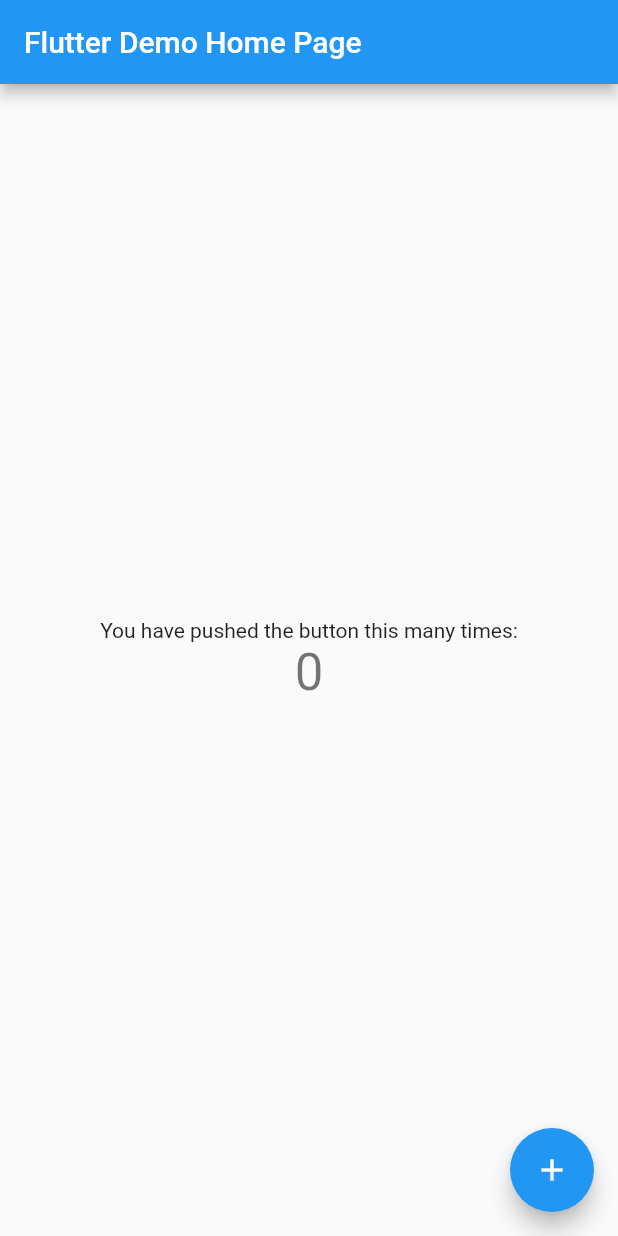
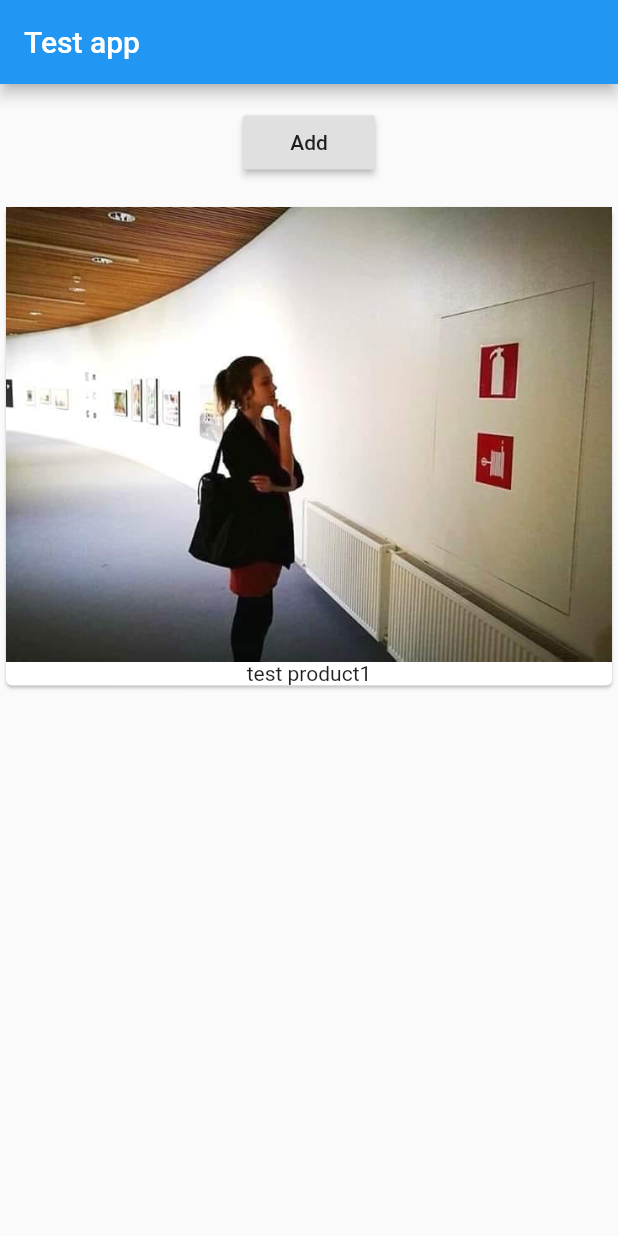
Before and after one commit to ivominic/fluttertest, a Flutter app: the screen it shows after launch, on a phone screen of 412 x 824 dp. Run offline on Flutter 3.47's test engine with Material 2 defaults, Android fonts, the phone set to English and light mode, and no system bars.

Commit message:
dodavanje itema u niz
Dodavanje itema niza i njihov prikaz kroz stateful i stateles widgete.
Obrađen dio sa State-om

```diff
--- a/lib/main.dart
+++ b/lib/main.dart
@@ -1,111 +1,20 @@
 import 'package:flutter/material.dart';
 
-void main() => runApp(MyApp());
+import './product_manager.dart';
+
+void main() {
+  runApp(MyApp());
+}
 
 class MyApp extends StatelessWidget {
-  // This widget is the root of your application.
   @override
   Widget build(BuildContext context) {
     return MaterialApp(
-      title: 'Flutter Demo',
-      theme: ThemeData(
-        // This is the theme of your application.
-        //
-        // Try running your application with "flutter run". You'll see the
-        // application has a blue toolbar. Then, without quitting the app, try
-        // changing the primarySwatch below to Colors.green and then invoke
-        // "hot reload" (press "r" in the console where you ran "flutter run",
-        // or simply save your changes to "hot reload" in a Flutter IDE).
-        // Notice that the counter didn't reset back to zero; the application
-        // is not restarted.
-        primarySwatch: Colors.blue,
-      ),
-      home: MyHomePage(title: 'Flutter Demo Home Page'),
+      home: Scaffold(
+          appBar: AppBar(
+            title: Text('Test app'),
+          ),
+          body: ProductManager('test product1')),
     );
   }
 }
-
-class MyHomePage extends StatefulWidget {
-  MyHomePage({Key key, this.title}) : super(key: key);
-
-  // This widget is the home page of your application. It is stateful, meaning
-  // that it has a State object (defined below) that contains fields that affect
-  // how it looks.
-
-  // This class is the configuration for the state. It holds the values (in this
-  // case the title) provided by the parent (in this case the App widget) and
-  // used by the build method of the State. Fields in a Widget subclass are
-  // always marked "final".
-
-  final String title;
-
-  @override
-  _MyHomePageState createState() => _MyHomePageState();
-}
-
-class _MyHomePageState extends State<MyHomePage> {
-  int _counter = 0;
-
-  void _incrementCounter() {
-    setState(() {
-      // This call to setState tells the Flutter framework that something has
-      // changed in this State, which causes it to rerun the build method below
-      // so that the display can reflect the updated values. If we changed
-      // _counter without calling setState(), then the build method would not be
-      // called again, and so nothing would appear to happen.
-      _counter++;
-    });
-  }
-
-  @override
-  Widget build(BuildContext context) {
-    // This method is rerun every time setState is called, for instance as done
-    // by the _incrementCounter method above.
-    //
-    // The Flutter framework has been optimized to make rerunning build methods
-    // fast, so that you can just rebuild anything that needs updating rather
-    // than having to individually change instances of widgets.
-    return Scaffold(
-      appBar: AppBar(
-        // Here we take the value from the MyHomePage object that was created by
-        // the App.build method, and use it to set our appbar title.
-        title: Text(widget.title),
-      ),
-      body: Center(
-        // Center is a layout widget. It takes a single child and positions it
-        // in the middle of the parent.
-        child: Column(
-          // Column is also layout widget. It takes a list of children and
-          // arranges them vertically. By default, it sizes itself to fit its
-          // children horizontally, and tries to be as tall as its parent.
-          //
-          // Invoke "debug painting" (press "p" in the console, choose the
-          // "Toggle Debug Paint" action from the Flutter Inspector in Android
-          // Studio, or the "Toggle Debug Paint" command in Visual Studio Code)
-          // to see the wireframe for each widget.
-          //
-          // Column has various properties to control how it sizes itself and
-          // how it positions its children. Here we use mainAxisAlignment to
-          // center the children vertically; the main axis here is the vertical
-          // axis because Columns are vertical (the cross axis would be
-          // horizontal).
-          mainAxisAlignment: MainAxisAlignment.center,
-          children: <Widget>[
-            Text(
-              'You have pushed the button this many times:',
-            ),
-            Text(
-              '$_counter',
-              style: Theme.of(context).textTheme.display1,
-            ),
-          ],
-        ),
-      ),
-      floatingActionButton: FloatingActionButton(
-        onPressed: _incrementCounter,
-        tooltip: 'Increment',
-        child: Icon(Icons.add),
-      ), // This trailing comma makes auto-formatting nicer for build methods.
-    );
-  }
-}
--- /dev/null
+++ b/lib/product_manager.dart
@@ -0,0 +1,46 @@
+import 'package:flutter/material.dart';
+
+import './products.dart';
+
+class ProductManager extends StatefulWidget {
+  final String startingProduct;
+
+  ProductManager(this.startingProduct);
+
+  @override
+  State<StatefulWidget> createState() {
+    return _ProductManagerState();
+  }
+}
+
+class _ProductManagerState extends State<ProductManager> {
+  List<String> _products = [];
+
+//initState se pokreće prije builda, prilikom prvog poziva ProductManager-a i u trenutku poziva build metode već ima dodat starting product koji se predaje iz main.dart fajla
+  @override
+  void initState() {
+    super.initState();
+    _products.add(widget.startingProduct);
+  }
+
+  @override
+  Widget build(BuildContext context) {
+    return Column(
+      children: <Widget>[
+        Container(
+          margin: EdgeInsets.all(15),
+          child: RaisedButton(
+            onPressed: () {
+              setState(() {
+                _products.add('another test product');
+                //print(_products);
+              });
+            },
+            child: Text('Add'),
+          ),
+        ),
+        Products(_products)
+      ],
+    );
+  }
+}
--- /dev/null
+++ b/lib/products.dart
@@ -0,0 +1,25 @@
+import 'package:flutter/material.dart';
+
+class Products extends StatelessWidget {
+  final List<String> products;
+
+  Products(this.products);
+
+  @override
+  Widget build(BuildContext context) {
+    return Column(
+      children: products
+          .map(
+            (element) => Card(
+              child: Column(
+                children: <Widget>[
+                  Image.asset('assets/images/image1.jpg'),
+                  Text(element),
+                ],
+              ),
+            ),
+          )
+          .toList(),
+    );
+  }
+}
```
Also changed, not shown: pubspec.yaml (+2 -7 lines), assets/images/image1.jpg (added).
